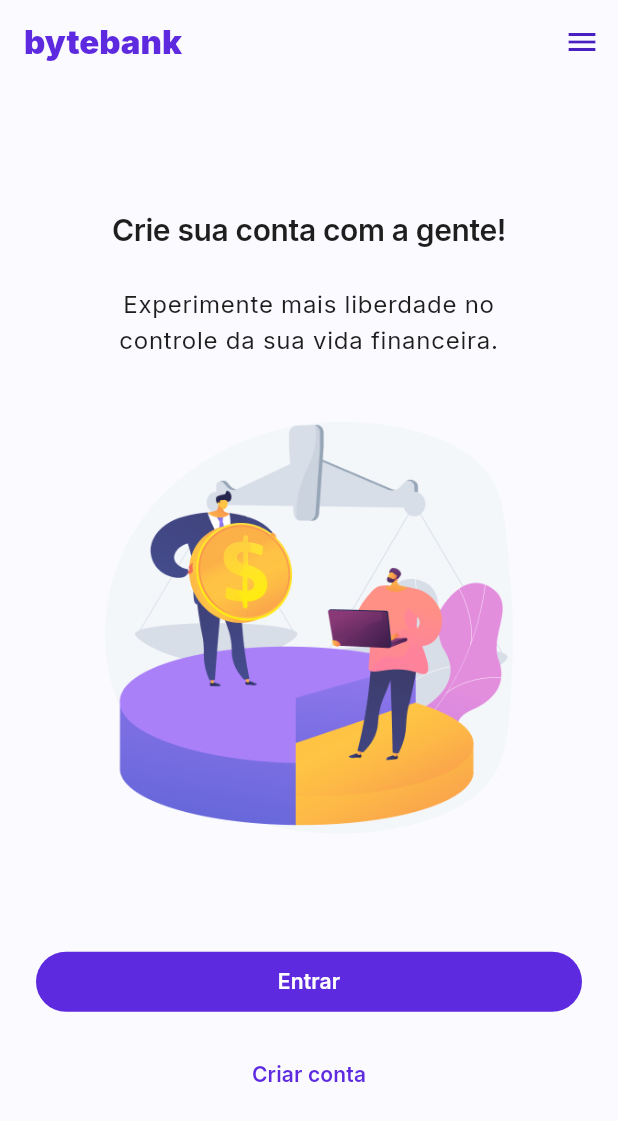
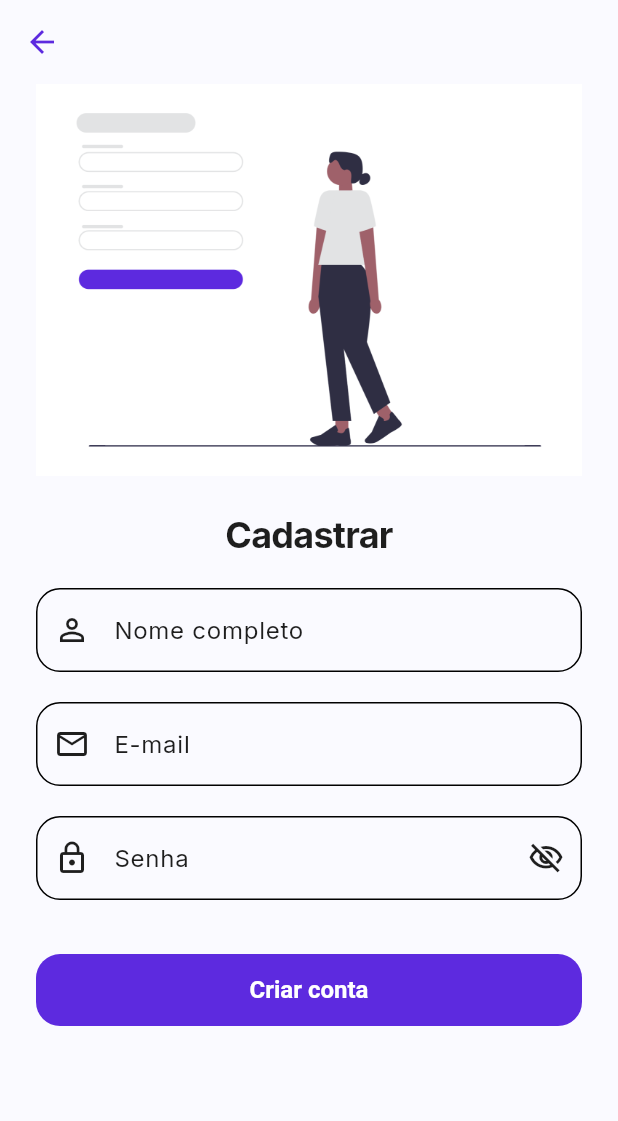
Before and after one commit to carolinarosatto/tech-challenge-3, a Flutter app: the screen it shows after launch, after a tap on "Entrar", on a phone screen of 412 x 824 dp. Shown: the top 1121 px of the screen. Run offline on Flutter 3.47's test engine with Material 3 defaults, Android fonts, the phone set to English and light mode, and no system bars; our stand-ins replace firebase_core; accounts and stored records are empty.

Commit message:
feat: adds login and create account pages layout

```diff
--- a/lib/core/theme/theme.dart
+++ b/lib/core/theme/theme.dart
@@ -23,6 +23,26 @@ class AppTheme {
         bodyMedium: AppTypography.bodyMedium,
         labelLarge: AppTypography.labelLarge,
       ),
+      filledButtonTheme: FilledButtonThemeData(
+        style: FilledButton.styleFrom(
+          minimumSize: Size(double.infinity, 48.0),
+          textStyle: TextStyle(fontSize: 16.0, fontWeight: FontWeight.bold),
+          shape: RoundedRectangleBorder(
+            borderRadius: BorderRadius.circular(16.0),
+          ),
+        ),
+      ),
+      textButtonTheme: TextButtonThemeData(
+        style: TextButton.styleFrom(
+          minimumSize: Size(double.infinity, 48.0),
+          textStyle: TextStyle(fontSize: 16.0, fontWeight: FontWeight.bold),
+        ),
+      ),
+      inputDecorationTheme: InputDecorationThemeData(
+        border: OutlineInputBorder(
+          borderRadius: BorderRadius.all(Radius.circular(16.0)),
+        ),
+      ),
     );
   }
 }
--- a/lib/core/theme/typography.dart
+++ b/lib/core/theme/typography.dart
@@ -2,11 +2,6 @@ import 'package:flutter/material.dart';
 
 class AppTypography {
   static const String fontFamily = 'Inter';
-
-  // 🧠 Hierarquia de textos:
-  // - headline → títulos e seções
-  // - body → textos comuns e descrições
-  // - label → botões, tags, etc.
 
   static const TextStyle headlineLarge = TextStyle(
     fontFamily: fontFamily,
--- /dev/null
+++ b/lib/core/widgets/password_input.dart
@@ -0,0 +1,38 @@
+import 'package:flutter/material.dart';
+
+class PasswordInput extends StatefulWidget {
+  final TextEditingController? controller;
+  final String label;
+  const PasswordInput({super.key, this.controller, this.label = 'Senha'});
+
+  @override
+  State<PasswordInput> createState() => _PasswordInputState();
+}
+
+class _PasswordInputState extends State<PasswordInput> {
+  bool _obscureText = true;
+
+  @override
+  Widget build(BuildContext context) {
+    return TextField(
+      controller: widget.controller,
+      decoration: InputDecoration(
+        labelText: widget.label,
+        prefixIcon: Icon(Icons.lock_outline),
+        suffixIcon: IconButton(
+          icon: Icon(
+            _obscureText
+                ? Icons.visibility_off_outlined
+                : Icons.visibility_outlined,
+          ),
+          onPressed: () {
+            setState(() {
+              _obscureText = !_obscureText; // alterna visibilidade
+            });
+          },
+        ),
+      ),
+      obscureText: _obscureText,
+    );
+  }
+}
--- a/lib/views/pages/create_account_page.dart
+++ b/lib/views/pages/create_account_page.dart
@@ -0,0 +1,63 @@
+import 'package:flutter/material.dart';
+
+import '../../core/widgets/password_input.dart';
+
+class CreateAccountPage extends StatelessWidget {
+  const CreateAccountPage({super.key});
+
+  @override
+  Widget build(BuildContext context) {
+    return Scaffold(
+      resizeToAvoidBottomInset: true,
+      appBar: AppBar(
+        leading: Builder(
+          builder: (BuildContext context) {
+            return IconButton(
+              onPressed: () {
+                Navigator.pop(context);
+              },
+              icon: Icon(
+                Icons.arrow_back_outlined,
+                color: Theme.of(context).colorScheme.primary,
+              ),
+            );
+          },
+        ),
+      ),
+      body: SingleChildScrollView(
+        padding: EdgeInsets.symmetric(horizontal: 24.0),
+        child: Column(
+          mainAxisAlignment: MainAxisAlignment.center,
+          crossAxisAlignment: CrossAxisAlignment.stretch,
+          children: [
+            Image.asset('assets/images/undraw_signup.png', fit: BoxFit.contain),
+            SizedBox(height: 24.0),
+            Text(
+              'Cadastrar',
+              style: Theme.of(context).textTheme.headlineLarge,
+              textAlign: TextAlign.center,
+            ),
+            SizedBox(height: 20.0),
+            TextField(
+              decoration: InputDecoration(
+                labelText: 'Nome completo',
+                prefixIcon: Icon(Icons.person_outline),
+              ),
+            ),
+            SizedBox(height: 20.0),
+            TextField(
+              decoration: InputDecoration(
+                labelText: 'E-mail',
+                prefixIcon: Icon(Icons.email_outlined),
+              ),
+            ),
+            SizedBox(height: 20.0),
+            PasswordInput(),
+            SizedBox(height: 36.0),
+            FilledButton(onPressed: () {}, child: Text('Criar conta')),
+          ],
+        ),
+      ),
+    );
+  }
+}
--- a/lib/views/pages/login_page.dart
+++ b/lib/views/pages/login_page.dart
@@ -1,5 +1,8 @@
+import 'package:flutter/gestures.dart';
 import 'package:flutter/material.dart';
-import 'package:tech_challenge_3/core/theme/colors.dart';
+import 'package:tech_challenge_3/core/widgets/password_input.dart';
+
+import '../../core/routes.dart';
 
 class LoginPage extends StatelessWidget {
   const LoginPage({super.key});
@@ -11,48 +14,69 @@ class LoginPage extends StatelessWidget {
         title: Text(
           'bytebank',
           style: TextStyle(
-            fontWeight: FontWeight.w900,
-            color: AppColors.brand500,
+            fontWeight: FontWeight.bold,
+            color: Theme.of(context).colorScheme.primary,
           ),
         ),
-        actions: [
-          IconButton(
-            onPressed: () {},
-            icon: Icon(Icons.menu, color: AppColors.brand600),
-          ),
-        ],
+        automaticallyImplyLeading: false,
       ),
       body: Center(
         child: Padding(
           padding: const EdgeInsets.symmetric(horizontal: 24.0),
+          child: SingleChildScrollView(
             child: Column(
               mainAxisAlignment: MainAxisAlignment.center,
               crossAxisAlignment: CrossAxisAlignment.stretch,
               children: [
-              Text(
-                'Crie sua conta com a gente!',
-                textAlign: TextAlign.center,
-                style: Theme.of(context).textTheme.headlineMedium,
+                Image.asset(
+                  'assets/images/undraw_auth.png',
+                  fit: BoxFit.contain,
                 ),
                 SizedBox(height: 24.0),
-              Padding(
-                padding: const EdgeInsets.symmetric(horizontal: 48.0),
-                child: Text(
-                  'Experimente mais liberdade no controle da sua vida financeira.',
+                Text(
+                  'Entrar',
+                  style: Theme.of(context).textTheme.headlineLarge,
                   textAlign: TextAlign.center,
-                  style: Theme.of(context).textTheme.bodyLarge,
+                ),
+                SizedBox(height: 20.0),
+                TextField(
+                  decoration: InputDecoration(
+                    labelText: 'E-mail',
+                    prefixIcon: Icon(Icons.email_outlined),
                   ),
                 ),
-              Image.asset(
-                'assets/images/lp_img.png',
-                width: 250,
-                fit: BoxFit.fill,
+                SizedBox(height: 20.0),
+                PasswordInput(),
+                SizedBox(height: 14.0),
+                FilledButton(
+                  onPressed: () {
+                    Navigator.pushNamed(context, Routes.createAccount);
+                  },
+                  child: Text('Entrar'),
                 ),
-              SizedBox(height: 28.0),
-              FilledButton(onPressed: () {}, child: Text('Entrar')),
-              SizedBox(height: 14.0),
-              TextButton(onPressed: () {}, child: Text("Criar conta")),
+                SizedBox(height: 36.0),
+                RichText(
+                  textAlign: TextAlign.center,
+                  text: TextSpan(
+                    text: 'Ainda não tem conta? ',
+                    style: Theme.of(context).textTheme.bodyMedium,
+                    children: [
+                      TextSpan(
+                        text: 'Cadastre-se',
+                        style: TextStyle(
+                          fontWeight: FontWeight.bold,
+                          color: Theme.of(context).colorScheme.primary,
+                        ),
+                        recognizer: TapGestureRecognizer()
+                          ..onTap = () {
+                            //Fazer a navegação para tela de cadastro
+                          },
+                      ),
                     ],
+                  ),
+                ),
+              ],
+            ),
           ),
         ),
       ),
--- a/pubspec.yaml
+++ b/pubspec.yaml
@@ -63,7 +63,8 @@ flutter:
 
   # To add assets to your application, add an assets section, like this:
   assets:
-    - assets/images/lp_img.png
+    - assets/images/undraw_auth.png
+    - assets/images/undraw_signup.png
 
   # An image asset can refer to one or more resolution-specific "variants", see
   # https://flutter.dev/to/resolution-aware-images
```
Also changed, not shown: assets/images/lp_img.png (deleted), assets/images/undraw_auth.png (added), assets/images/undraw_signup.png (added). Lines whose indentation alone changed are shown as unchanged.
